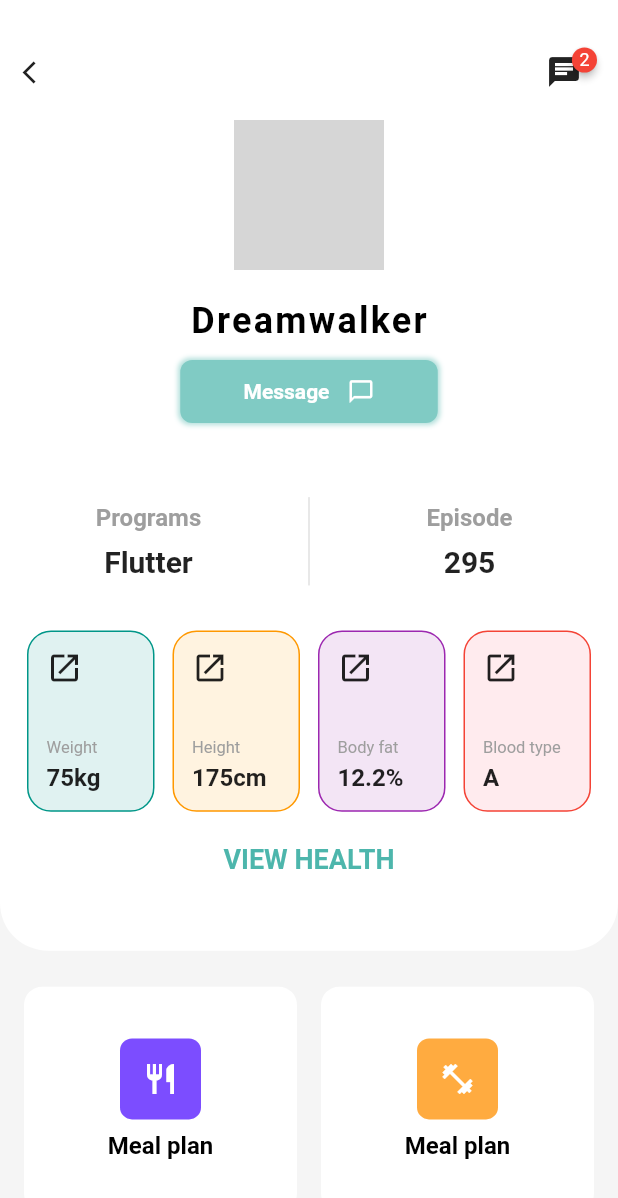
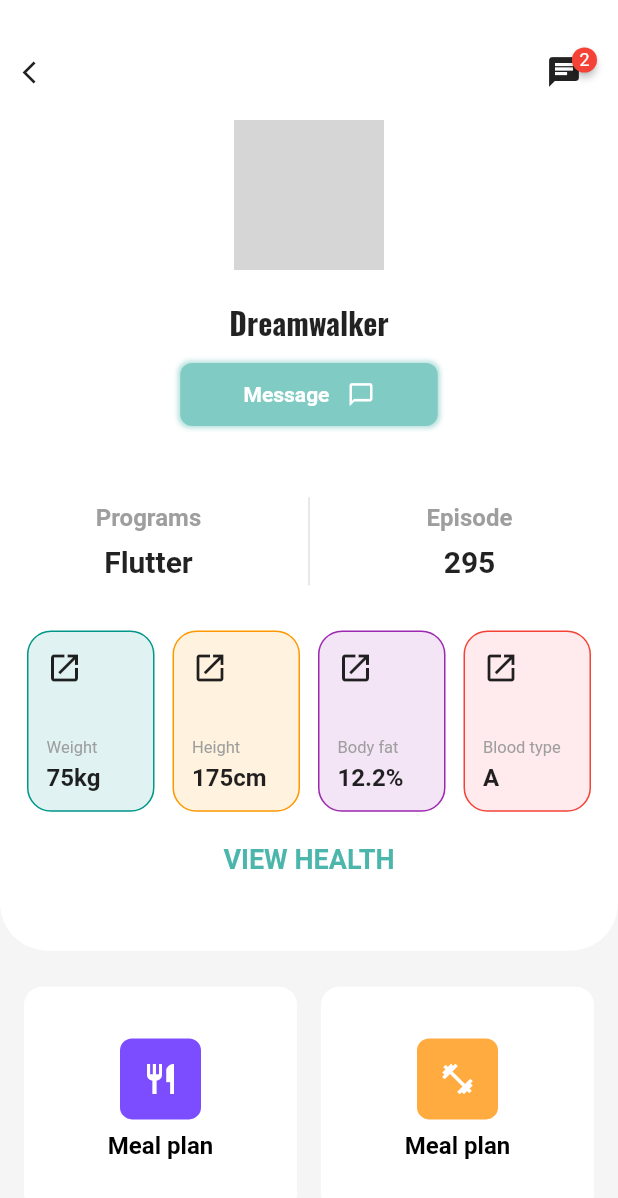
Before and after one commit to JAICHANGPARK/flutter_notebook_the_third_story, a Flutter app: the screen it shows after launch, on a phone screen of 412 x 824 dp. Shown: the top 1198 px of the screen. Run offline on Flutter 3.47's test engine with Material 2 defaults, Android fonts, the phone set to English and light mode, and no system bars; drawn by our look-alikes of badges; our stand-ins replace dotted_border, fl_chart, google_fonts, page_transition, percent_indicator; network calls fail; grey boxes are pictures that could not be loaded.

Commit message:
Adds google fonts

```diff
--- a/lib/fittel_app/profile_page.dart
+++ b/lib/fittel_app/profile_page.dart
@@ -1,5 +1,6 @@
 import 'package:badges/badges.dart';
 import 'package:flutter/material.dart';
+import 'package:google_fonts/google_fonts.dart';
 
 class ProfilePage extends StatefulWidget {
   @override
@@ -74,11 +75,16 @@ class _ProfilePageState extends State<ProfilePage> {
                           ),
                           Text(
                             "Dreamwalker",
-                            style: TextStyle(
-                                color: Colors.black,
-                                fontWeight: FontWeight.bold,
-                                fontSize: 24,
-                                letterSpacing: 1.5),
+                            style: GoogleFonts.oswald(
+                              fontSize: 20,
+                              fontWeight: FontWeight.bold,
+
+                            ),
+//                            style: TextStyle(
+//                                color: Colors.black,
+//                                fontWeight: FontWeight.bold,
+//                                fontSize: 24,
+//                                letterSpacing: 1.5),
                           ),
                           SizedBox(
                             height: 8,
```
Also changed, not shown: pubspec.lock, 1 other file.
